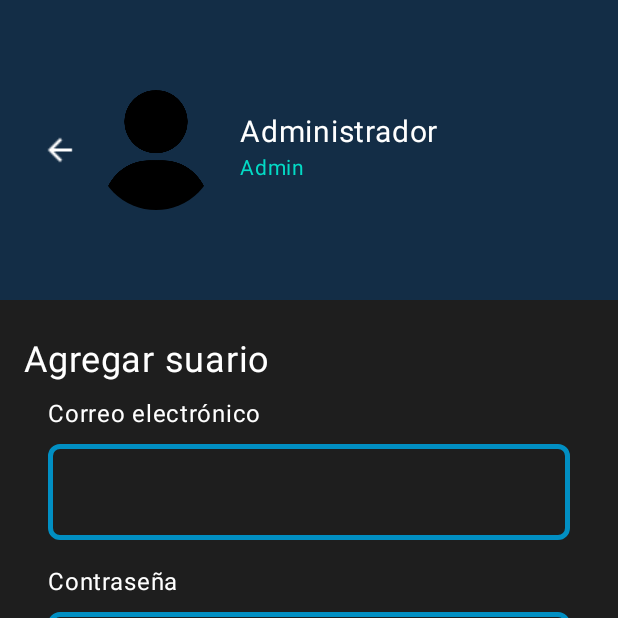
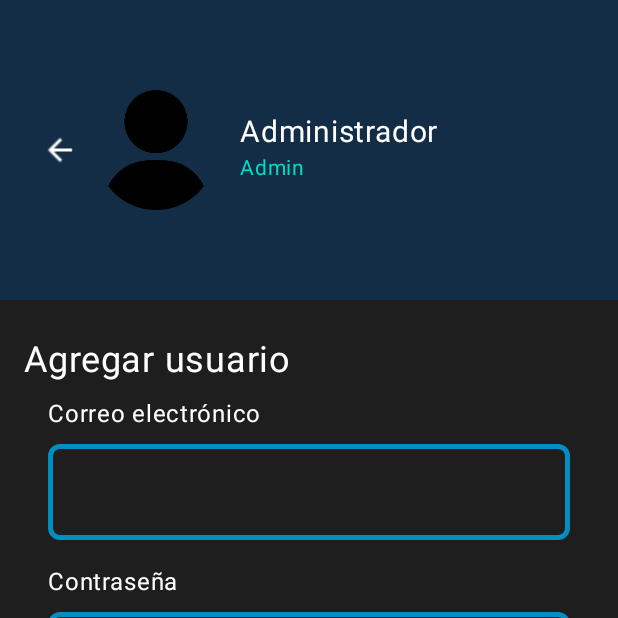
Before and after one commit to JuanJHernandezA/ProyectoMoviles, an Android app built with Jetpack Compose: the AddUserScreen screen opened through its navigation route, on a phone screen of 412 x 824 dp, the top half of it. Run offline under Robolectric (Android 15) with nearby library versions, the phone set to English and light mode, and no system bars; our stand-ins replace Firebase (no records; nobody signed in at launch, a user with empty details on screens opened directly); libraries missing offline, so code that uses them is left out: javax.mail, javax.mail.internet.

Commit message:
detalle arreglado

```diff
--- a/app/src/main/java/com/example/calendapp/registerUser/AddUserScreen.kt
+++ b/app/src/main/java/com/example/calendapp/registerUser/AddUserScreen.kt
@@ -95,7 +95,7 @@ fun AddUserScreen(
         // Formulario
         Column(modifier = Modifier.padding(16.dp)) {
             Text(
-                text = "Agregar suario",
+                text = "Agregar usuario",
                 fontSize = 24.sp,
                 color = White,
                 modifier = Modifier.padding(top = 10.dp)
```
